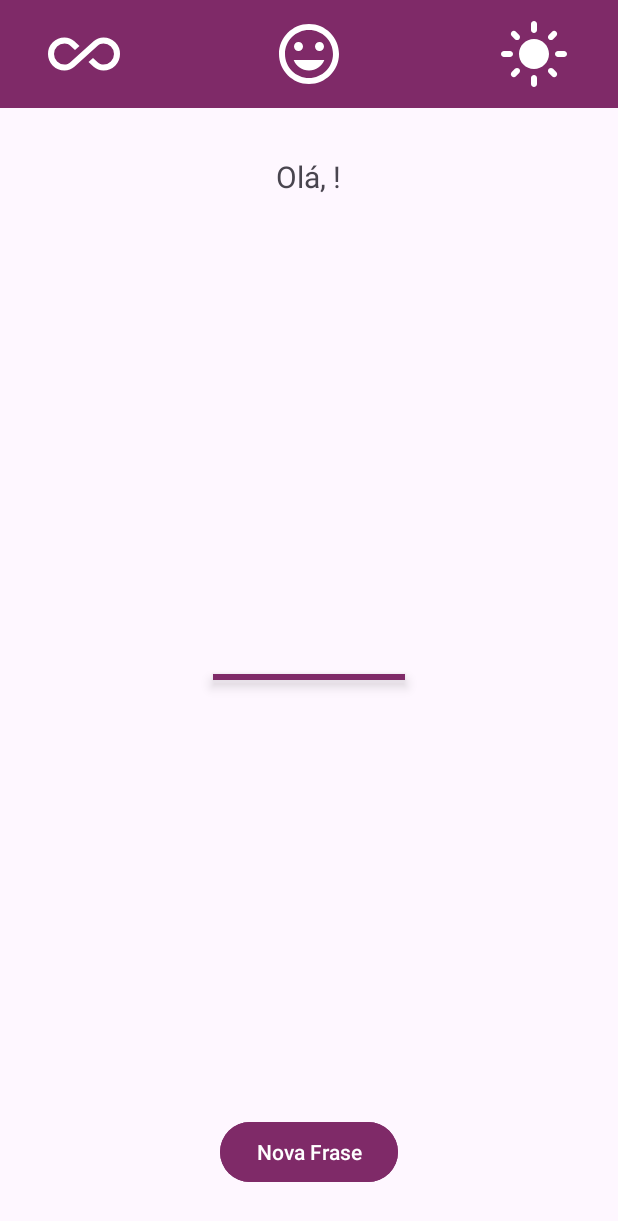
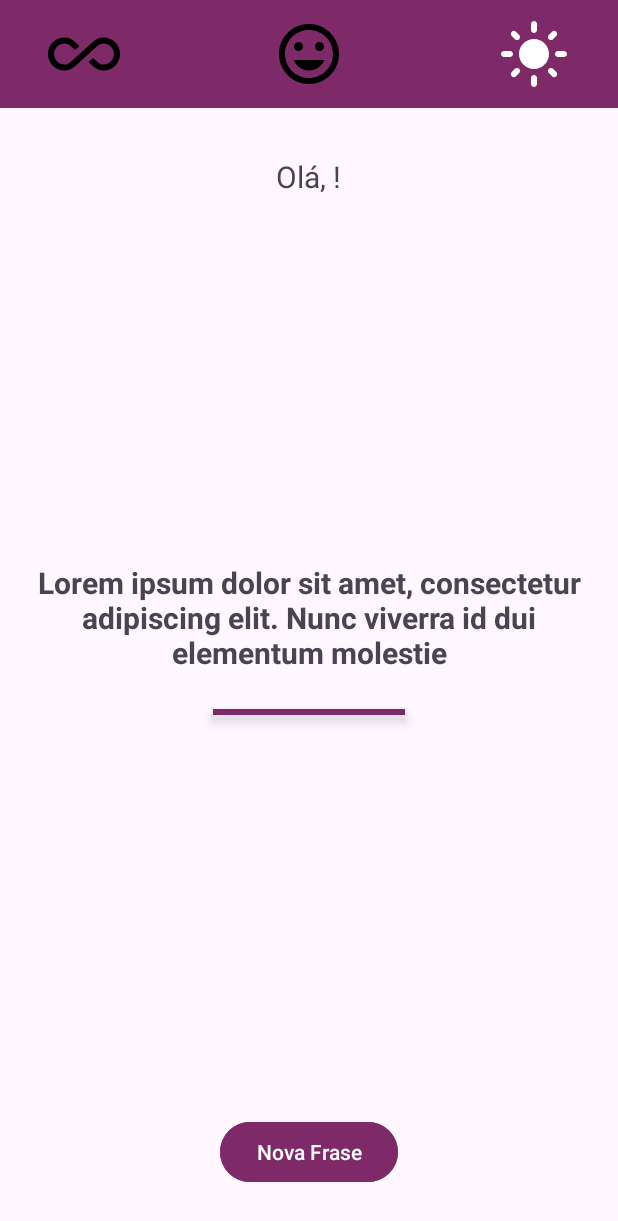
Before and after one commit to maitabom/motivation, an Android app: the MainActivity screen opened directly, with no data from a screen before it, after a tap on "Nova Frase", on a phone screen of 412 x 824 dp. Shown: the top 1221 px of the screen. Run offline under Robolectric (Android 15) with nearby library versions, the phone set to English and light mode, and no system bars; 1 statement that could not run was skipped; 3 other taps on this screen came first.

Commit message:
feat: Implementa o filtro de categorias de frases
Adiciona a funcionalidade de filtrar as frases por categoria na `MainActivity`. O usuário agora pode selecionar entre "Todas", "Feliz" e "Ensolarado" para ver frases correspondentes.

- Implementa o método `handleFilter` para gerenciar a seleção da categoria, aplicando um filtro de cor branca ao ícone ativo e preto aos inativos.
- Define a categoria "Todas" como padrão na inicialização da tela.
- Atualiza o método `onClick` para identificar e tratar os cliques nos ícones de categoria.
- Modifica a chamada a `phraseRepository.getPhrase()` para passar o filtro selecionado.
- Adiciona `setOnClickListener` para os ícones de categoria (`image_all`, `image_happy`, `image_sunny`).
- Altera a cor inicial do `tint` dos ícones de categoria no `activity_main.xml` de `white` para `black`.

```diff
--- a/app/src/main/java/net/baudovalentim/motivation/ui/MainActivity.kt
+++ b/app/src/main/java/net/baudovalentim/motivation/ui/MainActivity.kt
@@ -4,6 +4,7 @@ import android.os.Bundle
 import android.view.View
 import androidx.activity.enableEdgeToEdge
 import androidx.appcompat.app.AppCompatActivity
+import androidx.core.content.ContextCompat
 import androidx.core.view.ViewCompat
 import androidx.core.view.WindowInsetsCompat
 import net.baudovalentim.motivation.R
@@ -17,6 +18,8 @@ class MainActivity : AppCompatActivity(), View.OnClickListener {
     private lateinit var binding: ActivityMainBinding
     private lateinit var securityPreferences: SecurityPreferences
     private val phraseRepository = PhraseRepository()
+    private var filter: Int = MotivationConstants.PHRASE.ALL
+
 
     override fun onCreate(savedInstanceState: Bundle?) {
         super.onCreate(savedInstanceState)
@@ -34,21 +37,51 @@ class MainActivity : AppCompatActivity(), View.OnClickListener {
 
         setListeners()
         getUserName()
+        handleFilter(R.id.image_all)
         refreshPhrase()
     }
 
     override fun onClick(v: View?) {
+      val listId = listOf(
+          R.id.image_all,
+          R.id.image_happy,
+          R.id.image_sunny
+      )
+
       if (v?.id == R.id.button_new_phrase) {
-          handleNewPhrase()
+          refreshPhrase()
+      } else if (v?.id in listId) {
+          handleFilter(v?.id)
       }
     }
 
-    private fun refreshPhrase() {
-        binding.textPhrase.text = phraseRepository.getPhrase()
+    private fun handleFilter(id: Int?) {
+
+        binding.imageAll.setColorFilter(ContextCompat.getColor(this, R.color.black))
+        binding.imageHappy.setColorFilter(ContextCompat.getColor(this, R.color.black))
+        binding.imageSunny.setColorFilter(ContextCompat.getColor(this, R.color.black))
+
+        when (id) {
+            R.id.image_all -> {
+                filter = MotivationConstants.PHRASE.ALL
+                binding.imageAll.setColorFilter(ContextCompat.getColor(this, R.color.white))
+            }
+
+            R.id.image_happy -> {
+                filter = MotivationConstants.PHRASE.HAPPY
+                binding.imageHappy.setColorFilter(ContextCompat.getColor(this, R.color.white))
+            }
+
+            R.id.image_sunny -> {
+                filter = MotivationConstants.PHRASE.SUNNY
+                binding.imageSunny.setColorFilter(ContextCompat.getColor(this, R.color.white))
+            }
+        }
+
     }
 
-    private fun handleNewPhrase() {
-        TODO("Not yet implemented")
+    private fun refreshPhrase() {
+        binding.textPhrase.text = phraseRepository.getPhrase(filter)
     }
 
     private fun getUserName() {
@@ -58,7 +91,8 @@ class MainActivity : AppCompatActivity(), View.OnClickListener {
 
     private fun setListeners() {
         binding.buttonNewPhrase.setOnClickListener(this)
+        binding.imageAll.setOnClickListener(this)
+        binding.imageHappy.setOnClickListener(this)
+        binding.imageSunny.setOnClickListener(this)
     }
-
-
 }
--- a/app/src/main/res/layout/activity_main.xml
+++ b/app/src/main/res/layout/activity_main.xml
@@ -16,7 +16,7 @@
         android:layout_height="72dp"/>
 
     <ImageView
-        app:tint="@color/white"
+        app:tint="@color/black"
         android:id="@+id/image_all"
         android:src="@drawable/ic_all"
         android:layout_marginStart="32dp"
@@ -26,7 +26,7 @@
         android:layout_height="48dp" />
 
     <ImageView
-        app:tint="@color/white"
+        app:tint="@color/black"
         android:id="@+id/image_happy"
         android:src="@drawable/ic_happy"
         android:layout_centerHorizontal="true"
@@ -36,7 +36,7 @@
         android:layout_height="48dp" />
 
     <ImageView
-        app:tint="@color/white"
+        app:tint="@color/black"
         android:id="@+id/image_sunny"
         android:src="@drawable/ic_sunny"
         android:layout_alignParentEnd="true"
```
